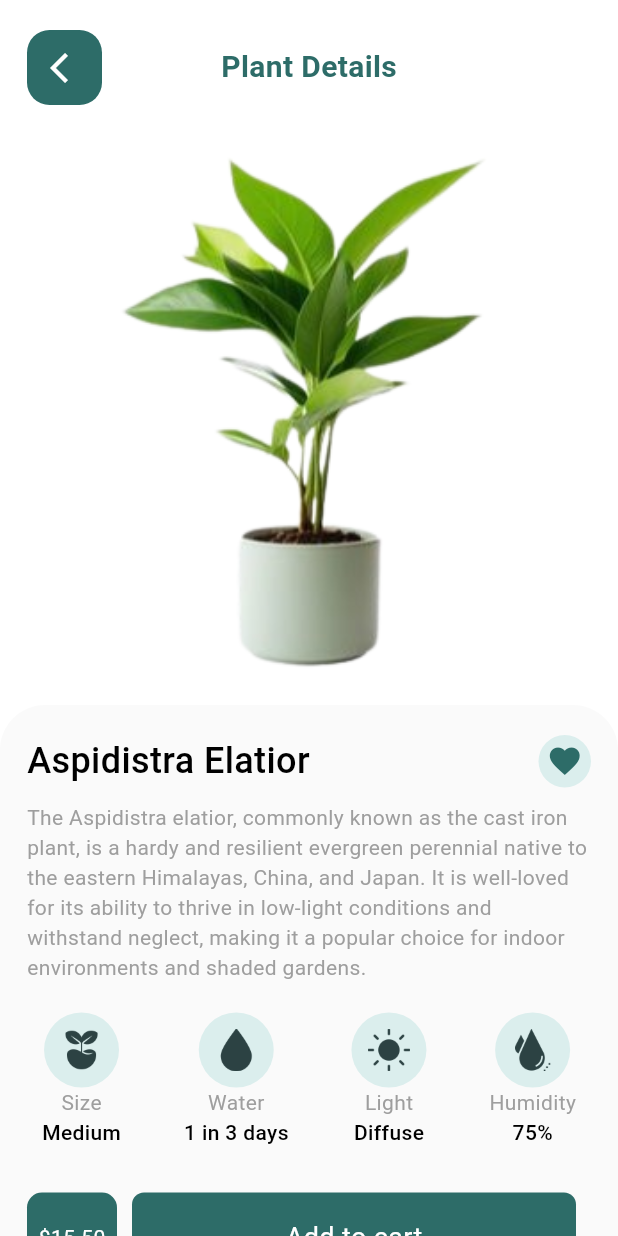
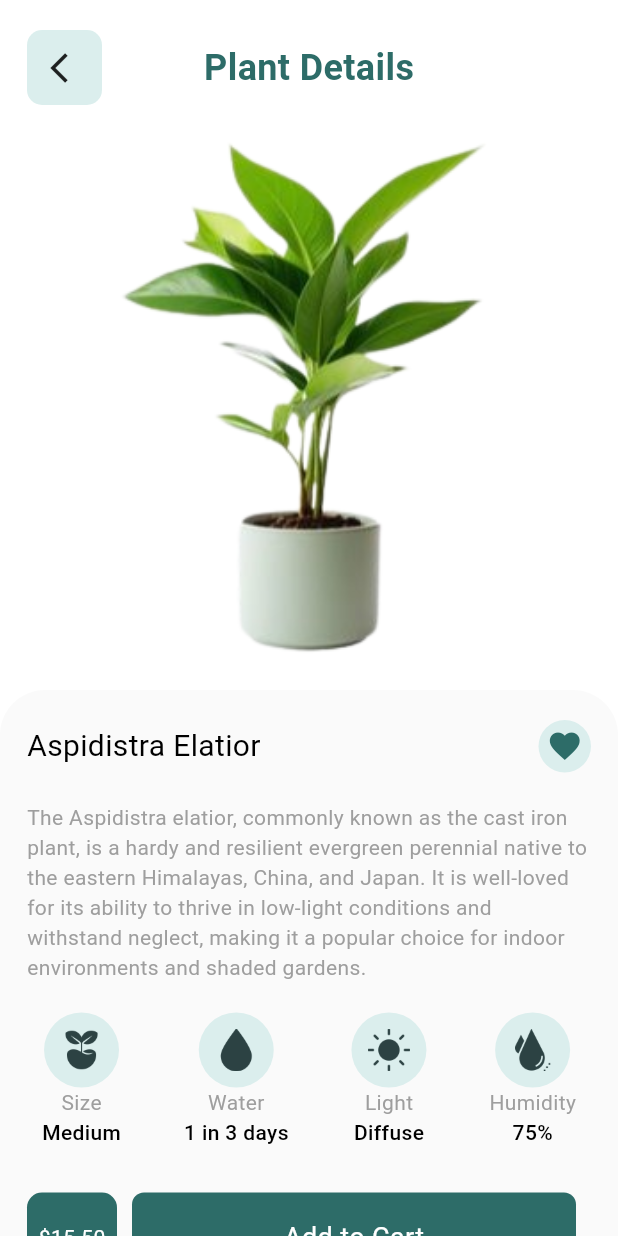
Before and after one commit to muhammed-suhaid/Plantique, a Flutter app: the PlantDetailsScreen screen opened directly with sample values from the repository, on a phone screen of 412 x 824 dp. Run offline on Flutter 3.47's test engine with Material 3 defaults, Android fonts, the phone set to English and light mode, and no system bars; our stand-ins replace iconsax.

Commit message:
working clean

```diff
--- a/lib/pages/plant_detail_page/plant_detail_screen.dart
+++ b/lib/pages/plant_detail_page/plant_detail_screen.dart
@@ -1,5 +1,4 @@
 import 'package:flutter/material.dart';
-import 'package:flutter/widgets.dart';
 import 'package:plantique/components/my_button.dart';
 import 'package:plantique/components/plant_mini_details.dart';
 import 'package:plantique/models/plant.dart';
@@ -18,50 +17,41 @@ class PlantDetailsScreen extends StatelessWidget {
         child: Column(
           children: [
             Padding(
-              padding: const EdgeInsets.symmetric(
-                horizontal: 18,
-                vertical: 20,
-              ),
+              padding: const EdgeInsets.symmetric(horizontal: 18, vertical: 20),
               child: SafeArea(
                 child: Row(
                   mainAxisAlignment: MainAxisAlignment.spaceBetween,
                   children: [
-                    IconButton(
-                      onPressed: () {
+                    InkWell(
+                      onTap: () {
                         Navigator.pop(context);
                       },
-                      icon: const Padding(
-                        padding: EdgeInsets.only(left: 5),
-                        child: Icon(
-                          Icons.arrow_back_ios,
-                          color: Colors.white,
+                      child: Container(
+                        width: 50,
+                        height: 50,
+                        decoration: BoxDecoration(
+                          borderRadius: BorderRadius.circular(10),
+                          color: Theme.of(context).colorScheme.secondary,
                         ),
-                      ),
-                      style: IconButton.styleFrom(
-                        shape: RoundedRectangleBorder(
-                          borderRadius: BorderRadius.circular(15),
+                        child: const Padding(
+                          padding: EdgeInsets.only(left: 5),
+                          child: Icon(Icons.arrow_back_ios),
                         ),
-                        backgroundColor: Theme.of(context).colorScheme.primary,
-                        fixedSize: const Size(50, 50),
                       ),
                     ),
                     Text(
                       'Plant Details',
                       style: TextStyle(
+                        fontSize: 24,
+                        color: Theme.of(context).colorScheme.primary,
                         fontWeight: FontWeight.bold,
-                        fontSize: 20,
-                        color: Theme.of(context).colorScheme.primary,
                       ),
                     ),
-                    const SizedBox(
-                      height: 50,
-                      width: 50,
-                    )
+                    const SizedBox(width: 50),
                   ],
                 ),
               ),
             ),
-            const SizedBox(height: 10),
             SizedBox(
               height: 350,
               width: double.infinity,
@@ -72,6 +62,7 @@ class PlantDetailsScreen extends StatelessWidget {
             ),
             const SizedBox(height: 20),
             Container(
+              width: double.infinity,
               decoration: BoxDecoration(
                 color: Colors.grey[50],
                 borderRadius: const BorderRadius.only(
@@ -87,18 +78,18 @@ class PlantDetailsScreen extends StatelessWidget {
                 child: Column(
                   children: [
                     Row(
+                      mainAxisAlignment: MainAxisAlignment.spaceBetween,
                       children: [
                         Text(
                           plant.name,
                           style: const TextStyle(
-                            fontSize: 24,
-                            fontWeight: FontWeight.w500,
+                            fontSize: 20,
+                            fontWeight: FontWeight.w400,
                           ),
                         ),
-                        const Spacer(),
                         Container(
+                          width: 35,
                           height: 35,
-                          width: 35,
                           decoration: BoxDecoration(
                             borderRadius: BorderRadius.circular(50),
                             color: Theme.of(context).colorScheme.secondary,
@@ -110,7 +101,7 @@ class PlantDetailsScreen extends StatelessWidget {
                         ),
                       ],
                     ),
-                    const SizedBox(height: 10),
+                    const SizedBox(height: 20),
                     Text(
                       plant.description,
                       style: const TextStyle(color: Colors.grey),
@@ -121,8 +112,8 @@ class PlantDetailsScreen extends StatelessWidget {
                     Row(
                       children: [
                         Container(
+                          width: 60,
                           height: 60,
-                          width: 60,
                           decoration: BoxDecoration(
                             borderRadius: BorderRadius.circular(10),
                             color: Theme.of(context).colorScheme.primary,
@@ -130,18 +121,20 @@ class PlantDetailsScreen extends StatelessWidget {
                           child: Center(
                             child: Text(
                               '\$${plant.price}',
-                              style: const TextStyle(color: Colors.white),
+                              style: const TextStyle(
+                                color: Colors.white,
+                              ),
                             ),
                           ),
                         ),
                         Expanded(
                           child: MyButton(
-                            text: 'Add to cart',
+                            text: 'Add to Cart',
                             onTap: () {},
                           ),
                         ),
                       ],
-                    ),
+                    )
                   ],
                 ),
               ),
```
